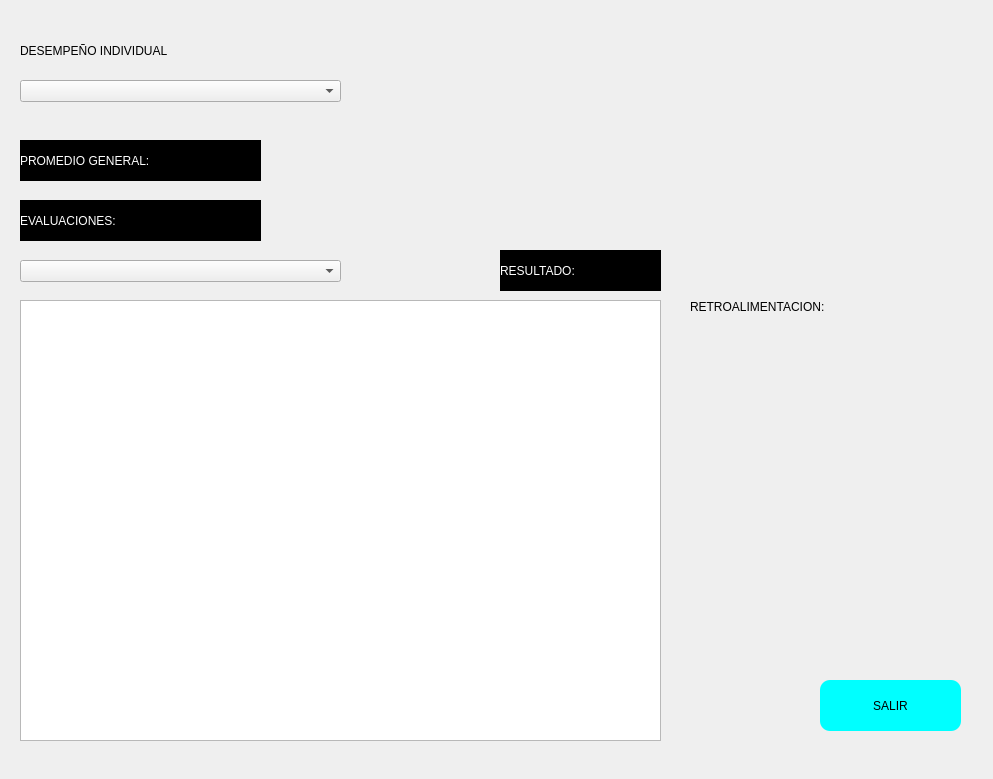
First picture: the form in interfaces/analista_calidad/show_analyst_data.ui, repository Ersa77/teggium_evaluations, before the edit.
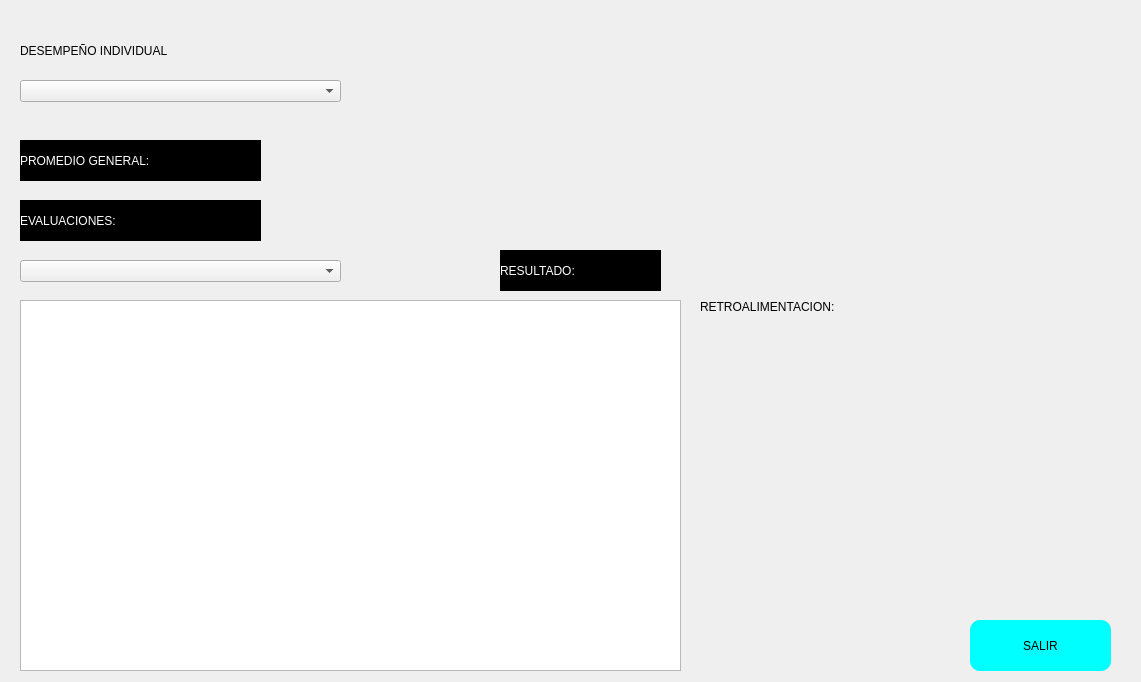
Second picture: the form after the edit. Icons and pictures are not drawn.

Commit message: modified:   source/cuestionario.py cerrar ventana al iniciar evaluacion 	modified:   source/new_evaluation.py cerrar ventana al terminar

Patch:
```diff
--- a/interfaces/analista_calidad/show_analyst_data.ui
+++ b/interfaces/analista_calidad/show_analyst_data.ui
@@ -6,8 +6,8 @@
    <rect>
     <x>0</x>
     <y>0</y>
-    <width>993</width>
-    <height>779</height>
+    <width>1141</width>
+    <height>682</height>
    </rect>
   </property>
   <property name="windowTitle">
@@ -81,8 +81,8 @@
     <rect>
      <x>20</x>
      <y>300</y>
-     <width>641</width>
-     <height>441</height>
+     <width>661</width>
+     <height>371</height>
     </rect>
    </property>
   </widget>
@@ -125,8 +125,8 @@
   <widget class="QPushButton" name="exit">
    <property name="geometry">
     <rect>
-     <x>820</x>
-     <y>680</y>
+     <x>970</x>
+     <y>620</y>
      <width>141</width>
      <height>51</height>
     </rect>
@@ -182,9 +182,9 @@
   <widget class="QLabel" name="retro">
    <property name="geometry">
     <rect>
-     <x>690</x>
+     <x>700</x>
      <y>300</y>
-     <width>261</width>
+     <width>251</width>
      <height>331</height>
     </rect>
    </property>
```
The commit also changes 5 other files.
